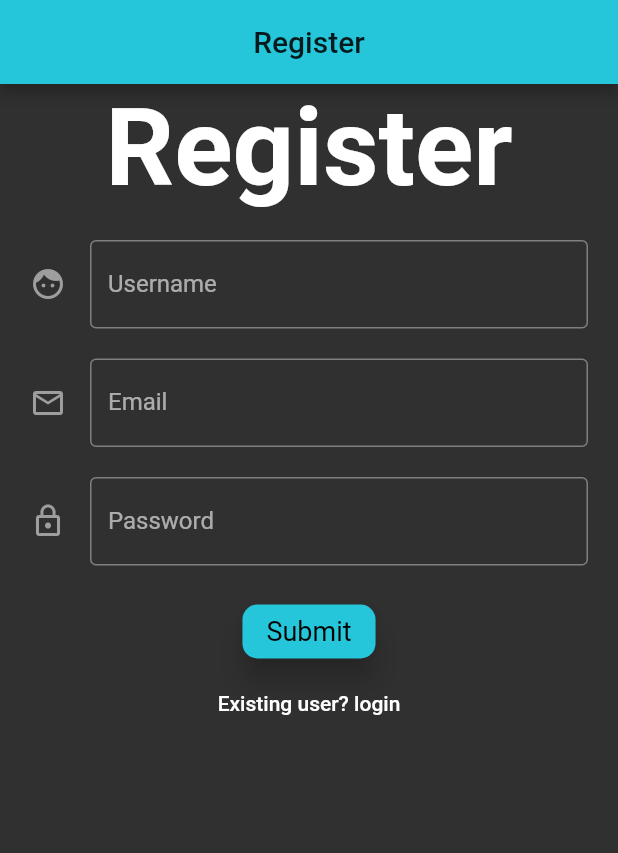
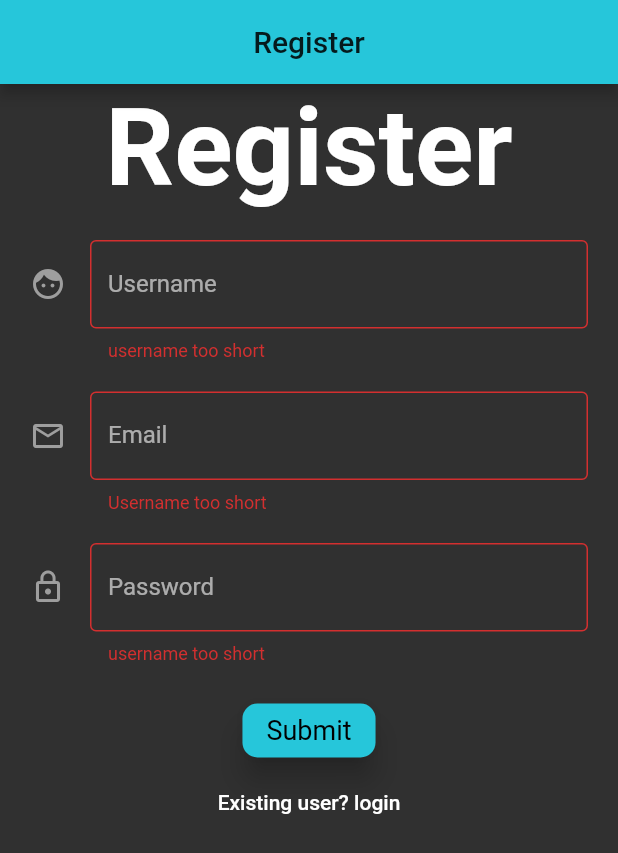
Before and after one commit to impruthvi/mobile_e_commerce, a Flutter app: the screen it shows after launch, after a tap on "Submit", on a phone screen of 412 x 824 dp. Shown: the top 853 px of the screen. Run offline on Flutter 3.47's test engine with Material 2 defaults, Android fonts, the phone set to English and light mode, and no system bars.

Commit message:
reformat the register page 👍👍

```diff
--- a/lib/screen/ragister_page.dart
+++ b/lib/screen/ragister_page.dart
@@ -6,6 +6,99 @@ class RegisterPage extends StatefulWidget {
 }
 
 class _RegisterPageState extends State<RegisterPage> {
+  final _formkey = GlobalKey<FormState>();
+  String _username,_password,_email;
+
+  Widget _showTitle(){
+    return   Text('Register',style: Theme.of(context).textTheme.headline,);
+
+  }
+
+  Widget _showUsername(){
+    return   Padding(padding:EdgeInsets.only(top:20.0),
+
+      child:TextFormField(
+        onSaved: (val) => _username = val,
+        validator: (val) => val.length < 6 ? "username too short ": null,
+
+        decoration: InputDecoration(
+            border: OutlineInputBorder(),
+            labelText: "Username",
+            hintText: "Enter username,min length 6",
+            icon: Icon(Icons.face,color: Colors.grey,)
+        ),
+      ),
+    );
+  }
+
+  Widget _showEmail(){
+    return   Padding(padding:EdgeInsets.only(top:20.0),
+      child:TextFormField(
+        onSaved: (val) => _email = val,
+        validator: (val) => !val.contains('@')?"Username too short":null,
+        decoration: InputDecoration(
+            border: OutlineInputBorder(),
+            labelText: "Email",
+            hintText: "Enter valid Email",
+            icon: Icon(Icons.mail_outline,color: Colors.grey,)
+        ),
+      ),
+    );
+  }
+
+  Widget _showPassword(){
+    return Padding(padding:EdgeInsets.only(top:20.0),
+        child:TextFormField(
+          onSaved: (val) => _password = val,
+          validator: (val) => val.length < 6 ? "username too short" : null,
+          obscureText: true,
+
+          decoration: InputDecoration(
+
+              border: OutlineInputBorder(),
+              labelText: "Password",
+              hintText: "Enter username,min length 6",
+              icon: Icon(Icons.lock_outline,color: Colors.grey,)
+          ),
+        ),
+      );
+
+  }
+
+  Widget _showButton(){
+    return
+      Padding(
+        padding:  EdgeInsets.only(top:20.0),
+        child: Column(
+          children: <Widget>[
+            RaisedButton(
+              onPressed: _submit,
+              child: Text("Submit",style: Theme.of(context).textTheme.body1.copyWith(color: Colors.black)),
+              elevation: 8.0,
+              color: Theme.of(context).primaryColor,
+              shape: RoundedRectangleBorder(
+                  borderRadius: BorderRadius.all(Radius.circular(10.0))
+              ),
+            ),
+            FlatButton(
+                onPressed: (){print("login");},
+
+                child:Text("Existing user? login")
+            )
+          ],
+        ),
+      );
+  }
+
+  void _submit(){
+  final form = _formkey.currentState;
+
+  if(form.validate()){
+    form.save();
+    print("username $_username,Email $_email,Password $_password");
+  }
+
+  }
   @override
   Widget build(BuildContext context) {
     return Scaffold(
@@ -20,74 +113,14 @@ class _RegisterPageState extends State<RegisterPage> {
         padding: EdgeInsets.symmetric(horizontal: 20.0),
         child: SingleChildScrollView(
           child: Form(
+            key: _formkey,
               child:Column(
                 children: <Widget>[
-
-                  Text('Register',style: Theme.of(context).textTheme.headline,),
-
-                  Padding(padding:EdgeInsets.only(top:20.0),
-
-                     child:TextFormField(
-
-                       decoration: InputDecoration(
-                         border: OutlineInputBorder(),
-                         labelText: "Username",
-                         hintText: "Enter username,min length 6",
-                         icon: Icon(Icons.face,color: Colors.grey,)
-                       ),
-                  ),
-                  ),
-
-                  Padding(padding:EdgeInsets.only(top:20.0),
-                    child:TextFormField(
-                      decoration: InputDecoration(
-                          border: OutlineInputBorder(),
-                          labelText: "Email",
-                          hintText: "Enter valid Email",
-                          icon: Icon(Icons.mail_outline,color: Colors.grey,)
-                      ),
-                    ),
-                  ),
-
-                  Padding(padding:EdgeInsets.only(top:20.0),
-                    child:TextFormField(
-                      obscureText: true,
-
-                      decoration: InputDecoration(
-
-                          border: OutlineInputBorder(),
-                          labelText: "Password",
-                          hintText: "Enter username,min length 6",
-                          icon: Icon(Icons.lock_outline,color: Colors.grey,)
-                      ),
-                    ),
-                  ),
-
-                  Padding(
-                      padding:  EdgeInsets.only(top:20.0),
-                    child: Column(
-                      children: <Widget>[
-                        RaisedButton(
-                          onPressed: (){print("submit");},
-                          child: Text("Submit",style: Theme.of(context).textTheme.body1.copyWith(color: Colors.black)),
-                          elevation: 8.0,
-                          color: Theme.of(context).primaryColor,
-                          shape: RoundedRectangleBorder(
-                            borderRadius: BorderRadius.all(Radius.circular(10.0))
-                          ),
-                        ),
-                        FlatButton(
-                            onPressed: (){print("login");},
-
-                            child:Text("Existing user? login")
-                        )
-                      ],
-                    ),
-                  ),
-
-
-
-
+                  _showTitle(),
+                  _showUsername(),
+                  _showEmail(),
+                  _showPassword(),
+                  _showButton()
                 ],
 
               )
```
